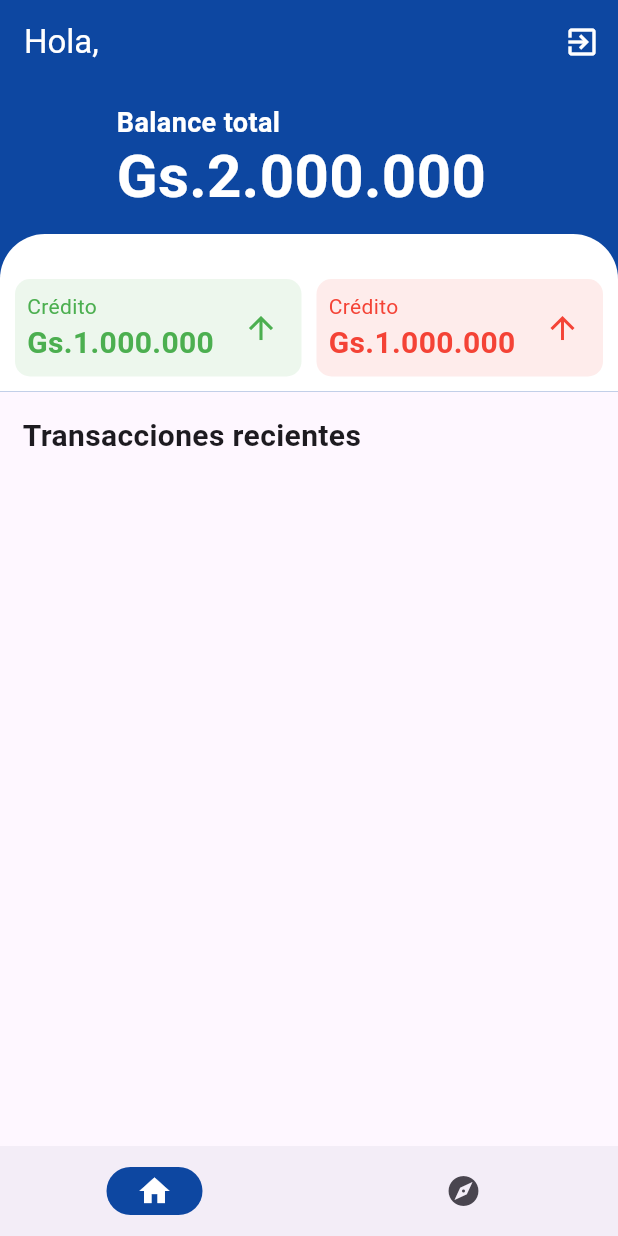
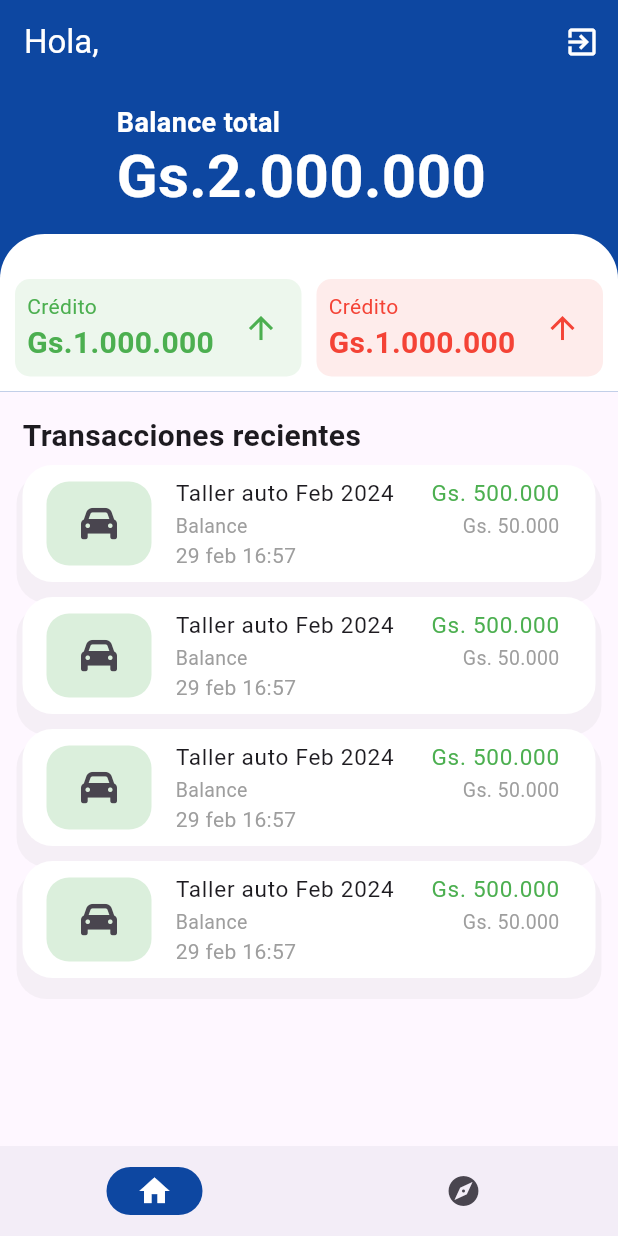
Before and after one commit to ChrisShadow/uaa_expense_tracker, a Flutter app: the screen it shows once a user with an empty profile is signed in, on a phone screen of 412 x 824 dp. Run offline on Flutter 3.47's test engine with Material 3 defaults, Android fonts, the phone set to English and light mode, and no system bars; our stand-ins replace firebase_auth, firebase_core, font_awesome_flutter; accounts and stored records are empty.

Commit message:
dashboard home: parte3 icons 1h/2hs

```diff
--- a/lib/main.dart
+++ b/lib/main.dart
@@ -23,7 +23,7 @@ class MyApp extends StatelessWidget {
       title: 'Budget Tracker',
       builder: (context, child){
         return MediaQuery(
-            data: MediaQuery.of(context).copyWith(textScaleFactor: 1.0),
+            data: MediaQuery.of(context).copyWith(textScaler: const TextScaler.linear(1.0)),
             child: child!);
       },
       debugShowCheckedModeBanner: false,
--- a/lib/screens/home_screen.dart
+++ b/lib/screens/home_screen.dart
@@ -1,3 +1,5 @@
+import 'package:expense_tracker/widget/hero_card.dart';
+import 'package:expense_tracker/widget/transact_cards.dart';
 import 'package:firebase_auth/firebase_auth.dart';
 import 'package:flutter/material.dart';
 
@@ -39,123 +41,13 @@ class _HomeState extends State<Home> {
           color: Colors.white,))
         ],
       ),
-      body: const Column(
+      body: Column(
         children: [
-          HeroCard(),
-          Padding(
-            padding: EdgeInsets.all(15),
-            child: Row(
-              children: [
-                Text("Transacciones recientes",
-                style: TextStyle(fontSize: 20, fontWeight: FontWeight.w600),)
-              ],
-            ),
-          )
+          const HeroCard(),
+          TransactCard()
         ],
       ),
 
     );
   }
 }
-
-class HeroCard extends StatelessWidget{
-  const HeroCard({
-    super.key,
-  });
-  @override
-  Widget build(BuildContext context){
-    return Container(
-      color: Colors.blue.shade900,
-      child: Column(
-        children: [
-          const Padding(
-            padding: EdgeInsets.all(15),
-            child: Column(
-              crossAxisAlignment: CrossAxisAlignment.start,
-              children: [
-                Text("Balance total",
-                    style: TextStyle(
-                        fontSize: 18,
-                        color: Colors.white,
-                        height: 1.2,
-                        fontWeight: FontWeight.w600
-                    ) ),
-                Text("Gs.2.000.000 ",
-                  style: TextStyle(
-                      fontSize: 40,
-                      color: Colors.white,
-                      height: 1.2,
-                      fontWeight: FontWeight.w600
-                  ), ),
-              ],
-            ),
-          ),
-          Container(
-            padding: const EdgeInsets.only(top:30,bottom: 10, left: 10, right: 10),
-            decoration: const BoxDecoration(
-              borderRadius: BorderRadius.only(
-                  topLeft: Radius.circular(30),
-                  topRight: Radius.circular(30)
-              ),
-              color: Colors.white,
-            ),
-            child: const Row(
-              children: [
-                CardOne(color: Colors.green,),
-                SizedBox(
-                  width: 10,
-                ),
-                CardOne(color: Colors.red,),
-              ],
-            ),
-          )
-        ],
-      ),
-    );
-  }
-}
-
-
-class CardOne extends StatelessWidget{
-  const CardOne({
-    super.key, required this.color,
-  });
-  final Color color;
-  @override
-  Widget build(BuildContext context){
-    return Expanded(
-      child: Container(
-        decoration: BoxDecoration(
-          borderRadius: BorderRadius.circular(10),
-          color: color.withOpacity(0.1),
-        ),
-        child: Padding(
-          padding: const EdgeInsets.all(8),
-          child: Row(
-            children: [
-              Column(
-                crossAxisAlignment: CrossAxisAlignment.start,
-                children: [Text("Crédito",
-                style: TextStyle(
-                    fontSize: 14,
-                    color: color),),
-                Text("Gs.1.000.000",
-                  style: TextStyle(
-                      color: color,
-                      fontSize: 20,
-                      fontWeight: FontWeight.w600),)],),
-              const Spacer(),
-              Padding(
-                padding: const EdgeInsets.all(7),
-                child: Icon(
-                  Icons.arrow_upward_outlined,
-                  color: color,
-                ),
-              )
-            ],
-          ),
-        ),
-      ),
-    );
-  }
-}
--- /dev/null
+++ b/lib/utils/icon_lists.dart
@@ -0,0 +1,78 @@
+import 'package:flutter/material.dart';
+import 'package:font_awesome_flutter/font_awesome_flutter.dart';
+
+class AppIcons{
+  final List<Map<String, dynamic>> homeExpensesCategories=[
+    {
+      "name": "Recarga de gas",
+      "icon": FontAwesomeIcons.gasPump,
+    },
+    {
+      "name":"Insumos para el hogar",
+      "icon": FontAwesomeIcons.cartShopping,
+    },
+    {
+      "name":"Leche",
+      "icon": FontAwesomeIcons.mugHot,
+    },
+    {
+      "name":"Internet",
+      "icon":FontAwesomeIcons.wifi,
+    },
+    {
+      "name":"Electricidad",
+      "icon":FontAwesomeIcons.bolt,
+    },
+    {
+      "name":"Agua",
+      "icon":FontAwesomeIcons.water,
+    },
+    {
+      "name":"Alquiler",
+      "icon": FontAwesomeIcons.house
+    },
+    {
+      "name":"Cuota telefonía",
+      "icon": FontAwesomeIcons.phone,
+    },
+    {
+      "name":"Salida a cenar",
+      "icon":FontAwesomeIcons.utensils,
+    },
+    {
+      "name":"Entretenimiento",
+      "icon":FontAwesomeIcons.film,
+    },
+    {
+      "name":"Salud",
+      "icon":FontAwesomeIcons.bookMedical
+    },
+    {
+      "name":"Transporte",
+      "icon":FontAwesomeIcons.bus,
+    },
+    {
+      "name":"Vestimenta",
+      "icon":FontAwesomeIcons.shirt
+    },
+    {
+      "name":"Alimentos",
+      "icon":FontAwesomeIcons.bowlFood
+    },
+    {
+      "name":"Educación",
+      "icon":FontAwesomeIcons.graduationCap,
+    },
+    {
+      "name":"Otros",
+      "icon":FontAwesomeIcons.cartPlus,
+    },
+
+  ];
+  IconData getExpenseCategoryIcons(String categoryName){
+    final category=homeExpensesCategories.firstWhere(
+            (category) => category['name']==categoryName,
+            orElse: () => {"icon":FontAwesomeIcons.car});
+    return category['icon'];
+  }
+}
--- /dev/null
+++ b/lib/widget/hero_card.dart
@@ -0,0 +1,103 @@
+import 'package:flutter/material.dart';
+
+class HeroCard extends StatelessWidget{
+  const HeroCard({
+    super.key,
+  });
+  @override
+  Widget build(BuildContext context){
+    return Container(
+      color: Colors.blue.shade900,
+      child: Column(
+        children: [
+          const Padding(
+            padding: EdgeInsets.all(15),
+            child: Column(
+              crossAxisAlignment: CrossAxisAlignment.start,
+              children: [
+                Text("Balance total",
+                    style: TextStyle(
+                        fontSize: 18,
+                        color: Colors.white,
+                        height: 1.2,
+                        fontWeight: FontWeight.w600
+                    ) ),
+                Text("Gs.2.000.000 ",
+                  style: TextStyle(
+                      fontSize: 40,
+                      color: Colors.white,
+                      height: 1.2,
+                      fontWeight: FontWeight.w600
+                  ), ),
+              ],
+            ),
+          ),
+          Container(
+            padding: const EdgeInsets.only(top:30,bottom: 10, left: 10, right: 10),
+            decoration: const BoxDecoration(
+              borderRadius: BorderRadius.only(
+                  topLeft: Radius.circular(30),
+                  topRight: Radius.circular(30)
+              ),
+              color: Colors.white,
+            ),
+            child: const Row(
+              children: [
+                CardOne(color: Colors.green,),
+                SizedBox(
+                  width: 10,
+                ),
+                CardOne(color: Colors.red,),
+              ],
+            ),
+          )
+        ],
+      ),
+    );
+  }
+}
+
+
+class CardOne extends StatelessWidget{
+  const CardOne({
+    super.key, required this.color,
+  });
+  final Color color;
+  @override
+  Widget build(BuildContext context){
+    return Expanded(
+      child: Container(
+        decoration: BoxDecoration(
+          borderRadius: BorderRadius.circular(10),
+          color: color.withOpacity(0.1),
+        ),
+        child: Padding(
+          padding: const EdgeInsets.all(8),
+          child: Row(
+            children: [
+              Column(
+                crossAxisAlignment: CrossAxisAlignment.start,
+                children: [Text("Crédito",
+                  style: TextStyle(
+                      fontSize: 14,
+                      color: color),),
+                  Text("Gs.1.000.000",
+                    style: TextStyle(
+                        color: color,
+                        fontSize: 20,
+                        fontWeight: FontWeight.w600),)],),
+              const Spacer(),
+              Padding(
+                padding: const EdgeInsets.all(7),
+                child: Icon(
+                  Icons.arrow_upward_outlined,
+                  color: color,
+                ),
+              )
+            ],
+          ),
+        ),
+      ),
+    );
+  }
+}
--- /dev/null
+++ b/lib/widget/transact_cards.dart
@@ -0,0 +1,91 @@
+
+import 'package:expense_tracker/utils/icon_lists.dart';
+import 'package:flutter/material.dart';
+import 'package:font_awesome_flutter/font_awesome_flutter.dart';
+
+class TransactCard extends StatelessWidget {
+  TransactCard({super.key});
+
+  final appIcons=AppIcons();
+  @override
+  Widget build(BuildContext context) {
+    return Padding(
+      padding: const EdgeInsets.all(15),
+      child: Column(
+        children: [
+          const Row(
+            children: [
+              Text("Transacciones recientes",
+                style: TextStyle(fontSize: 20, fontWeight: FontWeight.w600),)
+            ],
+          ),
+          ListView.builder(
+              shrinkWrap: true,
+              itemCount: 4,
+              physics: const NeverScrollableScrollPhysics(),
+              itemBuilder: (context, index){
+            return Padding(
+              padding: const EdgeInsets.symmetric(vertical: 5),
+              child: Container(
+                decoration: BoxDecoration(
+                  color: Colors.white,
+                  borderRadius: BorderRadius.circular(20),
+                  boxShadow: [
+                    BoxShadow(
+                      offset: const Offset(0,10),
+                      color: Colors.grey.withOpacity(0.09),
+                      spreadRadius: 4.0)
+                  ]
+                ),
+                child: ListTile(
+                  leading: SizedBox(
+                    width: 70,
+                    height: 100,
+                    child: Container(
+                      width: 25,
+                      height: 25,
+                      decoration: BoxDecoration(
+                        borderRadius: BorderRadius.circular(15),
+                        color: Colors.green.withOpacity(0.2),
+                      ),
+                      child: Center(
+                        child: FaIcon(
+                          appIcons.getExpenseCategoryIcons('home')
+                        ),
+                      ),
+                    ),
+                  ),
+                  title: const Row(
+                    children: [
+                      Expanded(child: Text("Taller auto Feb 2024", style:
+                        TextStyle(fontSize: 15),)),
+                      Text("Gs. 500.000", style: TextStyle(
+                        color: Colors.green, fontSize: 15),)
+                    ],
+                  ),
+                  subtitle: const Column(
+                    mainAxisAlignment: MainAxisAlignment.start,
+                    crossAxisAlignment: CrossAxisAlignment.start,
+                    children: [
+                      Row(
+                        children: [
+                          Text("Balance", style: TextStyle(
+                              color: Colors.grey, fontSize: 13),),
+                          Spacer(),
+                          Text("Gs. 50.000", style: TextStyle(
+                            color: Colors.grey, fontSize: 13),)
+                        ],),
+                      Text("29 feb 16:57", style: TextStyle(
+                        color: Colors.grey
+                      ),)
+                    ],
+                  ),
+                ),
+              ),
+            );
+          })
+        ],
+      ),
+    );
+  }
+}
--- a/pubspec.yaml
+++ b/pubspec.yaml
@@ -37,6 +37,7 @@ dependencies:
   cupertino_icons: ^1.0.6
   firebase_core: ^2.31.0
   firebase_auth: ^4.19.5
+  font_awesome_flutter: ^10.7.0
   #cloud_firestore: ^4.17.3
 
 
```
Also changed, not shown: pubspec.lock.
